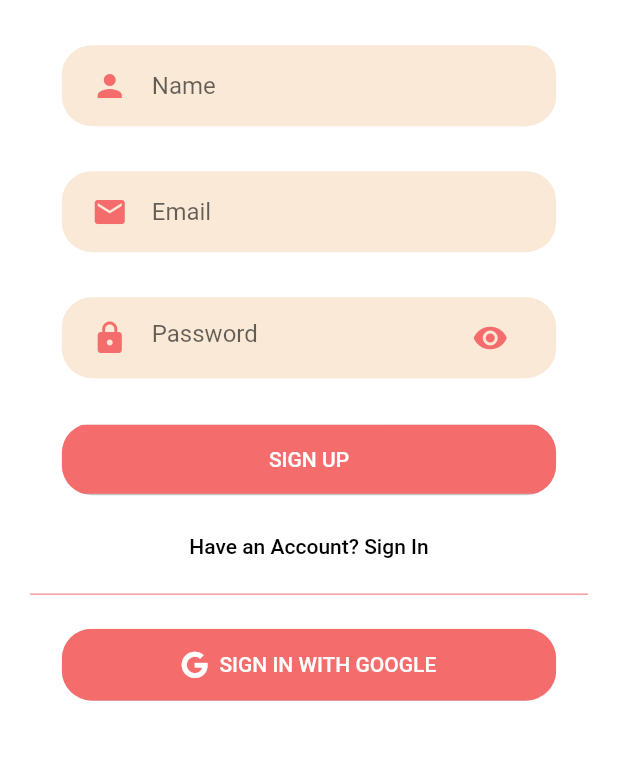
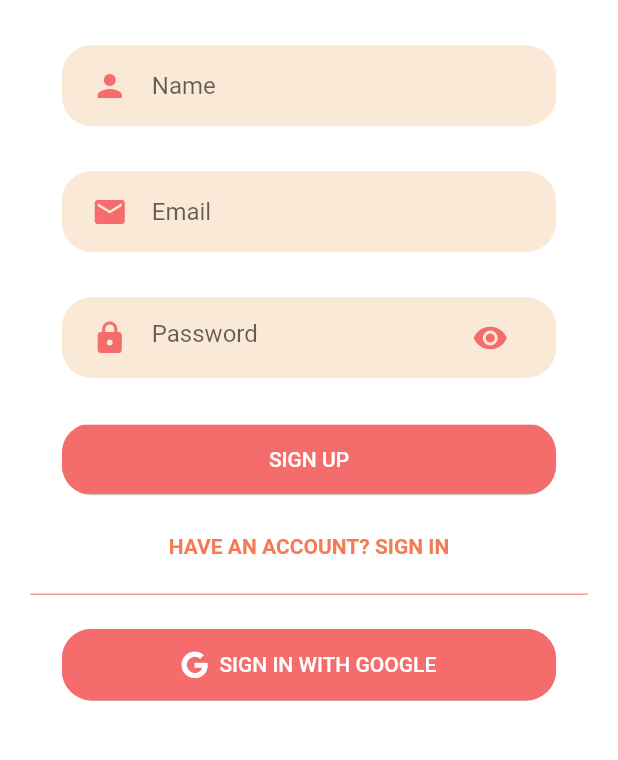
Before and after one commit to ishajain15/UniLyfe, a Flutter app: the SignUpView screen opened by its route, on a phone screen of 412 x 824 dp, the part 451-1211 px from its top. Run offline on Flutter 3.47's test engine with Material 2 defaults, Android fonts, the phone set to English and light mode, and no system bars; drawn by our look-alikes of auto_size_text; our stand-ins replace firebase_auth, firebase_core, font_awesome_flutter, google_maps_flutter, google_sign_in; accounts and stored records are empty; generated files the repository leaves out were written again.

Commit message:
Made slight cosmetic changes on the app

```diff
--- a/unilyfe_app/lib/views/sign_up_view.dart
+++ b/unilyfe_app/lib/views/sign_up_view.dart
@@ -103,7 +103,6 @@ class _SignUpViewState extends State<SignUpView> {
                 SizedBox(height: _height * 0.0025),
                 showAlert(),
                 SizedBox(height: _height * 0.0025),
-
                 Align(
                   alignment: Alignment.center,
                   child: Container(
@@ -132,7 +131,7 @@ class _SignUpViewState extends State<SignUpView> {
   Widget showAlert() {
     if (_error != null) {
       return Container(
-        color: Colors.amberAccent,
+        color: Color(0xFFfae9d7),
         width: double.infinity,
         padding: EdgeInsets.all(8.0),
         child: Row(
@@ -295,17 +294,17 @@ class _SignUpViewState extends State<SignUpView> {
     var _showGoogle = true;
 
     if (authFormType == AuthFormType.signIn) {
-      _switchButtonText = 'Create New Account';
+      _switchButtonText = 'CREATE NEW ACCOUNT';
       _newFormState = 'signUp';
       _submitButtonText = 'SIGN IN';
       _showForgotPassword = true;
     } else if (authFormType == AuthFormType.reset) {
-      _switchButtonText = 'Return to Sign In';
+      _switchButtonText = 'RETURN TO SIGN IN';
       _newFormState = 'signIn';
       _submitButtonText = 'SUBMIT';
       _showGoogle = false;
     } else {
-      _switchButtonText = 'Have an Account? Sign In';
+      _switchButtonText = 'HAVE AN ACCOUNT? SIGN IN';
       _newFormState = 'signIn';
       _submitButtonText = 'SIGN UP';
     }
@@ -324,7 +323,8 @@ class _SignUpViewState extends State<SignUpView> {
         },
         child: Text(
           _switchButtonText,
-          style: TextStyle(color: Colors.black),
+          style:
+              TextStyle(color: Color(0xFFF47C54), fontWeight: FontWeight.bold),
         ),
       ),
       buildGoogleButton(_showGoogle)
@@ -341,8 +341,9 @@ class _SignUpViewState extends State<SignUpView> {
           });
         },
         child: Text(
-          'Forgot Password?',
-          style: TextStyle(color: Colors.black),
+          'FORGOT PASSWORD?',
+          style:
+              TextStyle(color: Color(0xFFF47C54), fontWeight: FontWeight.bold),
         ),
       ),
     );
--- a/unilyfe_app/pubspec.yaml
+++ b/unilyfe_app/pubspec.yaml
@@ -27,8 +27,6 @@ dependencies:
   # Add the following two lines
   http: ^0.12.0+1
   json_serializable: ^3.3.0
-
-
 
   # The following adds the Cupertino Icons font to your application.
   # Use with the CupertinoIcons class for iOS style icons.
```
